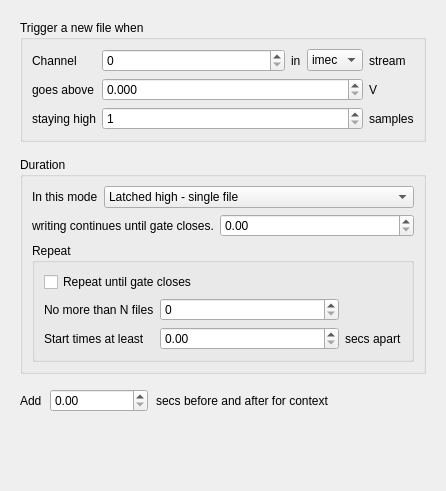
Old version of the form Forms/TrigTTLPanel.ui in the repository billkarsh/SpikeGLX.
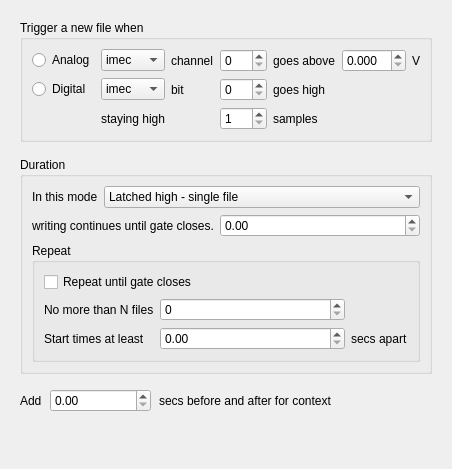
New version of the form.

Commit message: Extend TTL triggering to digital lines

The edit to the form file:
```diff
--- a/Forms/TrigTTLPanel.ui
+++ b/Forms/TrigTTLPanel.ui
@@ -6,8 +6,8 @@
    <rect>
     <x>0</x>
     <y>0</y>
-    <width>446</width>
-    <height>491</height>
+    <width>411</width>
+    <height>469</height>
    </rect>
   </property>
   <property name="windowTitle">
@@ -35,8 +35,8 @@
       <property name="verticalSpacing">
        <number>6</number>
       </property>
-      <item row="2" column="0">
-       <widget class="QLabel" name="inarowLabel">
+      <item row="3" column="2">
+       <widget class="QLabel" name="bitLabel">
         <property name="sizePolicy">
          <sizepolicy hsizetype="Preferred" vsizetype="Preferred">
           <horstretch>0</horstretch>
@@ -44,43 +44,11 @@
          </sizepolicy>
         </property>
         <property name="text">
-         <string>staying high</string>
+         <string>bit</string>
         </property>
        </widget>
       </item>
-      <item row="1" column="0">
-       <widget class="QLabel" name="TLabel">
-        <property name="sizePolicy">
-         <sizepolicy hsizetype="Preferred" vsizetype="Preferred">
-          <horstretch>0</horstretch>
-          <verstretch>0</verstretch>
-         </sizepolicy>
-        </property>
-        <property name="text">
-         <string>goes above</string>
-        </property>
-       </widget>
-      </item>
-      <item row="0" column="1">
-       <widget class="QSpinBox" name="chanSB">
-        <property name="sizePolicy">
-         <sizepolicy hsizetype="Expanding" vsizetype="Fixed">
-          <horstretch>0</horstretch>
-          <verstretch>0</verstretch>
-         </sizepolicy>
-        </property>
-        <property name="minimumSize">
-         <size>
-          <width>0</width>
-          <height>22</height>
-         </size>
-        </property>
-        <property name="maximum">
-         <number>999</number>
-        </property>
-       </widget>
-      </item>
-      <item row="0" column="0">
+      <item row="2" column="2">
        <widget class="QLabel" name="chanLabel">
         <property name="sizePolicy">
          <sizepolicy hsizetype="Preferred" vsizetype="Preferred">
@@ -89,64 +57,12 @@
          </sizepolicy>
         </property>
         <property name="text">
-         <string>Channel</string>
+         <string>channel</string>
         </property>
        </widget>
       </item>
-      <item row="2" column="4">
-       <widget class="QLabel" name="inarowUnitLable">
-        <property name="sizePolicy">
-         <sizepolicy hsizetype="Preferred" vsizetype="Preferred">
-          <horstretch>0</horstretch>
-          <verstretch>0</verstretch>
-         </sizepolicy>
-        </property>
-        <property name="text">
-         <string>samples</string>
-        </property>
-       </widget>
-      </item>
-      <item row="0" column="2">
-       <widget class="QLabel" name="inLbl">
-        <property name="sizePolicy">
-         <sizepolicy hsizetype="Preferred" vsizetype="Preferred">
-          <horstretch>0</horstretch>
-          <verstretch>0</verstretch>
-         </sizepolicy>
-        </property>
-        <property name="text">
-         <string>in</string>
-        </property>
-       </widget>
-      </item>
-      <item row="1" column="4">
-       <widget class="QLabel" name="TUnitLabel">
-        <property name="sizePolicy">
-         <sizepolicy hsizetype="Preferred" vsizetype="Preferred">
-          <horstretch>0</horstretch>
-          <verstretch>0</verstretch>
-         </sizepolicy>
-        </property>
-        <property name="text">
-         <string>V</string>
-        </property>
-       </widget>
-      </item>
-      <item row="0" column="4">
-       <widget class="QLabel" name="streamLbl">
-        <property name="sizePolicy">
-         <sizepolicy hsizetype="Preferred" vsizetype="Preferred">
-          <horstretch>0</horstretch>
-          <verstretch>0</verstretch>
-         </sizepolicy>
-        </property>
-        <property name="text">
-         <string>stream</string>
-        </property>
-       </widget>
-      </item>
-      <item row="0" column="3">
-       <widget class="QComboBox" name="streamCB">
+      <item row="2" column="1">
+       <widget class="QComboBox" name="aStreamCB">
         <item>
          <property name="text">
           <string>imec</string>
@@ -159,7 +75,7 @@
         </item>
        </widget>
       </item>
-      <item row="1" column="1" colspan="3">
+      <item row="2" column="5">
        <widget class="QDoubleSpinBox" name="TSB">
         <property name="sizePolicy">
          <sizepolicy hsizetype="Expanding" vsizetype="Fixed">
@@ -187,7 +103,118 @@
         </property>
        </widget>
       </item>
-      <item row="2" column="1" colspan="3">
+      <item row="3" column="0">
+       <widget class="QRadioButton" name="digRadio">
+        <property name="text">
+         <string>Digital</string>
+        </property>
+       </widget>
+      </item>
+      <item row="3" column="3">
+       <widget class="QSpinBox" name="dBitSB">
+        <property name="sizePolicy">
+         <sizepolicy hsizetype="Expanding" vsizetype="Fixed">
+          <horstretch>0</horstretch>
+          <verstretch>0</verstretch>
+         </sizepolicy>
+        </property>
+        <property name="minimumSize">
+         <size>
+          <width>0</width>
+          <height>22</height>
+         </size>
+        </property>
+        <property name="maximum">
+         <number>15</number>
+        </property>
+       </widget>
+      </item>
+      <item row="2" column="0">
+       <widget class="QRadioButton" name="analogRadio">
+        <property name="sizePolicy">
+         <sizepolicy hsizetype="Preferred" vsizetype="Fixed">
+          <horstretch>0</horstretch>
+          <verstretch>0</verstretch>
+         </sizepolicy>
+        </property>
+        <property name="text">
+         <string>Analog</string>
+        </property>
+       </widget>
+      </item>
+      <item row="3" column="4">
+       <widget class="QLabel" name="gohiLabel">
+        <property name="sizePolicy">
+         <sizepolicy hsizetype="Preferred" vsizetype="Preferred">
+          <horstretch>0</horstretch>
+          <verstretch>0</verstretch>
+         </sizepolicy>
+        </property>
+        <property name="text">
+         <string>goes high</string>
+        </property>
+       </widget>
+      </item>
+      <item row="2" column="3">
+       <widget class="QSpinBox" name="aChanSB">
+        <property name="sizePolicy">
+         <sizepolicy hsizetype="Expanding" vsizetype="Fixed">
+          <horstretch>0</horstretch>
+          <verstretch>0</verstretch>
+         </sizepolicy>
+        </property>
+        <property name="minimumSize">
+         <size>
+          <width>0</width>
+          <height>22</height>
+         </size>
+        </property>
+        <property name="maximum">
+         <number>999</number>
+        </property>
+       </widget>
+      </item>
+      <item row="2" column="4">
+       <widget class="QLabel" name="TLabel">
+        <property name="sizePolicy">
+         <sizepolicy hsizetype="Preferred" vsizetype="Preferred">
+          <horstretch>0</horstretch>
+          <verstretch>0</verstretch>
+         </sizepolicy>
+        </property>
+        <property name="text">
+         <string>goes above</string>
+        </property>
+       </widget>
+      </item>
+      <item row="3" column="1">
+       <widget class="QComboBox" name="dStreamCB">
+        <item>
+         <property name="text">
+          <string>imec</string>
+         </property>
+        </item>
+        <item>
+         <property name="text">
+          <string>nidq</string>
+         </property>
+        </item>
+       </widget>
+      </item>
+      <item row="2" column="6">
+       <widget class="QLabel" name="TUnitLabel">
+        <property name="sizePolicy">
+         <sizepolicy hsizetype="Preferred" vsizetype="Preferred">
+          <horstretch>0</horstretch>
+          <verstretch>0</verstretch>
+         </sizepolicy>
+        </property>
+        <property name="text">
+         <string>V</string>
+        </property>
+       </widget>
+      </item>
+      <item row="4" column="3">
        <widget class="QSpinBox" name="inarowSB">
         <property name="sizePolicy">
          <sizepolicy hsizetype="Expanding" vsizetype="Fixed">
@@ -206,6 +233,32 @@
         </property>
        </widget>
       </item>
+      <item row="4" column="4">
+       <widget class="QLabel" name="inarowUnitLable">
+        <property name="sizePolicy">
+         <sizepolicy hsizetype="Preferred" vsizetype="Preferred">
+          <horstretch>0</horstretch>
+          <verstretch>0</verstretch>
+         </sizepolicy>
+        </property>
+        <property name="text">
+         <string>samples</string>
+        </property>
+       </widget>
+      </item>
+      <item row="4" column="1">
+       <widget class="QLabel" name="inarowLabel">
+        <property name="sizePolicy">
+         <sizepolicy hsizetype="Preferred" vsizetype="Preferred">
+          <horstretch>0</horstretch>
+          <verstretch>0</verstretch>
+         </sizepolicy>
+        </property>
+        <property name="text">
+         <string>staying high</string>
+        </property>
+       </widget>
+      </item>
      </layout>
     </widget>
    </item>
```
Left out of the diff: 138 changed lines with no effect on the pictures. The commit also changes 10 other files.
